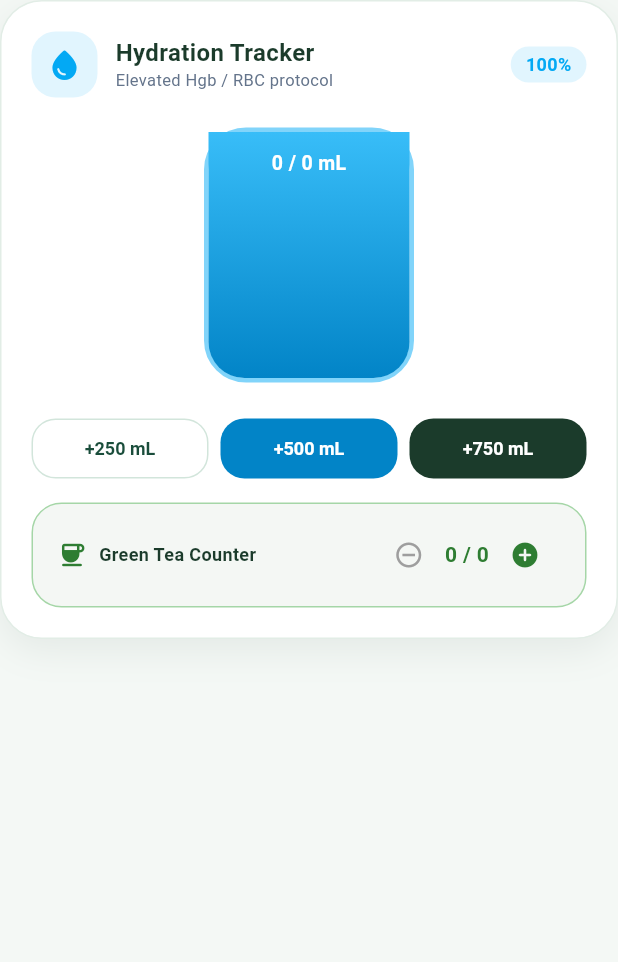
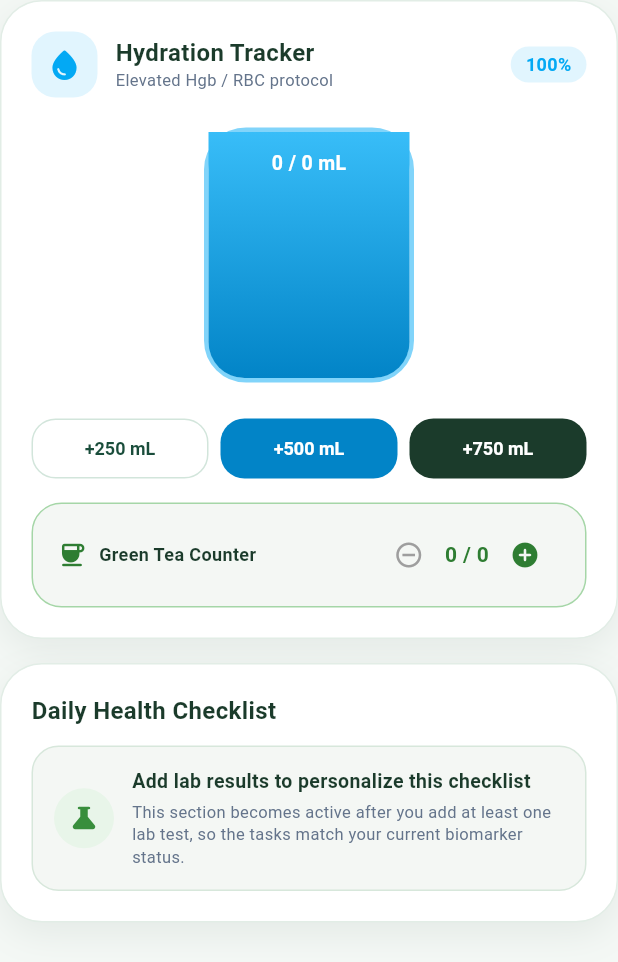
Before and after one commit to stabriro/hepatovita_app, a Flutter app: the OverviewTabView widget shown alone on an empty page, opened directly with empty values, on a phone screen of 412 x 824 dp. Shown: the top 962 px of the screen. Run offline on Flutter 3.47's test engine with Material 3 defaults, Android fonts, the phone set to English and light mode, and no system bars; our stand-ins replace file_picker, flutter_local_notifications, image_picker, local_auth, pdf, share_plus and 4 more; missing offline and left inert: cryptography, google_mlkit_barcode_scanning, google_mlkit_text_recognition; accounts and stored records are empty; Roboto replaces fonts that are missing (Plus Jakarta Sans).

Commit message:
feat: update OverviewTabView and localization strings for health context; enhance MealAnalyzerTabView with educational note

```diff
--- a/lib/features/dashboard/presentation/views/overview_tab_view.dart
+++ b/lib/features/dashboard/presentation/views/overview_tab_view.dart
@@ -259,7 +259,6 @@ class OverviewTabView extends StatelessWidget {
           ),
               ),
             ),
-            if (hasLabs) ...[
             SizedBox(height: sectionGap),
             _SectionEntrance(
               duration: const Duration(milliseconds: 520),
@@ -286,6 +285,57 @@ class OverviewTabView extends StatelessWidget {
                       style: const TextStyle(fontWeight: FontWeight.bold, fontSize: 16, color: Color(0xFF1B3B2B)),
                     ),
                     const SizedBox(height: 12),
+                    if (!hasLabs)
+                      Container(
+                        padding: const EdgeInsets.all(14),
+                        decoration: BoxDecoration(
+                          color: const Color(0xFFF4F7F4),
+                          borderRadius: BorderRadius.circular(18),
+                          border: Border.all(color: const Color(0xFFD7E7DB)),
+                        ),
+                        child: Row(
+                          children: [
+                            Container(
+                              padding: const EdgeInsets.all(10),
+                              decoration: BoxDecoration(
+                                color: Colors.green.shade50,
+                                shape: BoxShape.circle,
+                              ),
+                              child: Icon(
+                                Icons.science_rounded,
+                                color: Colors.green.shade700,
+                                size: 20,
+                              ),
+                            ),
+                            const SizedBox(width: 12),
+                            Expanded(
+                              child: Column(
+                                crossAxisAlignment: CrossAxisAlignment.start,
+                                children: [
+                                  Text(
+                                    l10n.tr('overview_checklist_empty_title'),
+                                    style: const TextStyle(
+                                      fontWeight: FontWeight.bold,
+                                      fontSize: 13,
+                                      color: Color(0xFF1B3B2B),
+                                    ),
+                                  ),
+                                  const SizedBox(height: 4),
+                                  Text(
+                                    l10n.tr('overview_checklist_empty_subtitle'),
+                                    style: const TextStyle(
+                                      fontSize: 11,
+                                      color: Color(0xFF64748B),
+                                      height: 1.35,
+                                    ),
+                                  ),
+                                ],
+                              ),
+                            ),
+                          ],
+                        ),
+                      )
+                    else ...[
                       _CheckTile(
                         title: l10n.tr('overview_check_vitd_title'),
                         subtitle: l10n.tr('overview_check_vitd_subtitle'),
@@ -319,10 +369,10 @@ class OverviewTabView extends StatelessWidget {
                         tagColor: Colors.red.shade800,
                       ),
                     ],
+                  ],
                 ),
               ),
             ),
-            ],
           ],
         );
       },
--- a/lib/features/meal_analyzer/presentation/views/meal_analyzer_tab_view.dart
+++ b/lib/features/meal_analyzer/presentation/views/meal_analyzer_tab_view.dart
@@ -294,12 +294,34 @@ class MealAnalyzerTabView extends StatelessWidget {
                   style: const TextStyle(fontSize: 11, color: Colors.grey),
                 ),
                 const SizedBox(height: 8),
+                Container(
+                  padding: const EdgeInsets.symmetric(horizontal: 12, vertical: 10),
+                  decoration: BoxDecoration(
+                    color: const Color(0xFFF4F7F4),
+                    borderRadius: BorderRadius.circular(14),
+                    border: Border.all(color: const Color(0xFFD7E7DB)),
+                  ),
+                  child: Row(
+                    crossAxisAlignment: CrossAxisAlignment.start,
+                    children: [
+                      const Icon(Icons.info_outline_rounded, size: 18, color: Color(0xFF2E7D32)),
+                      const SizedBox(width: 8),
+                      Expanded(
+                        child: Text(
+                          l10n.tr('meal_analyzer_educational_note'),
+                          style: const TextStyle(fontSize: 11, height: 1.35, color: Color(0xFF1B3B2B)),
+                        ),
+                      ),
+                    ],
+                  ),
+                ),
+                const SizedBox(height: 8),
                 Row(
                   children: [
                     const Icon(Icons.lightbulb_rounded, color: Colors.amber, size: 20),
                     const SizedBox(width: 8),
                     Text(
-                      '${l10n.tr('clinical_ordering_modifications')}:',
+                      '${l10n.tr('meal_analyzer_suggestions_title')}:',
                       style: const TextStyle(fontWeight: FontWeight.bold, fontSize: 13, color: Color(0xFF1B3B2B)),
                     ),
                   ],
--- a/lib/l10n/app_localizations.dart
+++ b/lib/l10n/app_localizations.dart
@@ -35,9 +35,9 @@ class AppLocalizations {
       'backup_saved_to': 'Backup saved to {path}',
       'backup_ready_to_share': 'Backup is ready. Choose where to save/share the file.',
       'backup_failed': 'Backup failed: {error}',
-      'pdf_report_subject': 'Itmain Medical Report',
-      'pdf_report_share_text': 'Medical PDF report generated by Itmain.',
-      'pdf_report_ready_to_share': 'Medical PDF report is ready to share.',
+      'pdf_report_subject': 'Itmain Health Summary',
+      'pdf_report_share_text': 'Health summary PDF generated by Itmain.',
+      'pdf_report_ready_to_share': 'Health summary PDF is ready to share.',
       'pdf_report_saved_to': 'PDF report saved to {path}',
       'pdf_report_failed': 'PDF report export failed: {error}',
       'restore_backup_title': 'Restore Backup?',
@@ -64,7 +64,7 @@ class AppLocalizations {
       'alert_good_title': 'Good Progress: {metric}',
       'alert_good_message': 'Result is on target and improving over time.',
       'high_alert_popup': 'High Alert: {metric} is worsening off target.',
-      'high_alert_title': 'High Clinical Alert',
+      'high_alert_title': 'High Alert',
       'view': 'View',
       'trend_history': 'Trend History',
       'records_count': '{count} records',
@@ -118,9 +118,10 @@ class AppLocalizations {
       'nutrient_sat_fat': 'Sat Fat',
       'nutrient_sugar': 'Sugar',
       'nutrient_sodium': 'Sodium',
-      'dynamic_analysis_free_api': 'Dynamic Analysis (Free API)',
-      'local_fallback_analysis': 'Local Fallback Analysis',
-      'clinical_ordering_modifications': 'Clinical Ordering Modifications',
+      'dynamic_analysis_free_api': 'Nutrition database lookup (free source)',
+      'local_fallback_analysis': 'Local nutrition lookup',
+      'meal_analyzer_suggestions_title': 'General suggestions',
+      'meal_analyzer_educational_note': 'This result is for nutrition education only and does not replace medical advice, diagnosis, or a clinician review.',
       'add_lab_choose_method': 'Choose Lab Entry Method',
       'add_lab_from_image': 'Scan Lab Report Image',
       'add_lab_manual': 'Manual Entry',
@@ -144,7 +145,7 @@ class AppLocalizations {
       'splash_tag_encrypted_backup': 'Encrypted backup',
       'splash_get_started': 'Get Started',
       'splash_subtitle': 'Smart companion for liver health and daily routine',
-      'splash_loading_boot': 'Preparing your clinical workspace...',
+      'splash_loading_boot': 'Preparing your health workspace...',
       'splash_loading_security_check': 'Checking secure access (PIN/Biometrics)...',
       'splash_skip': 'Continue',
       'hero_metric_liver_enzyme': 'ALT / AST',
@@ -156,6 +157,8 @@ class AppLocalizations {
       'overview_hydration_subtitle': 'Elevated Hgb / RBC protocol',
       'overview_green_tea_counter': 'Green Tea Counter',
       'overview_checklist_title': 'Daily Health Checklist',
+      'overview_checklist_empty_title': 'Add lab results to personalize this checklist',
+      'overview_checklist_empty_subtitle': 'This section becomes active after you add at least one lab test, so the tasks match your current biomarker status.',
       'overview_check_vitd_title': 'Vitamin D3 Supplement',
       'overview_check_vitd_subtitle': 'Take as prescribed with an appropriate meal',
       'overview_check_walk_title': '30-Min Aerobic Walk',
@@ -173,12 +176,12 @@ class AppLocalizations {
       'education_superfood_salmon_desc': 'Healthy lipids for Vit D3 absorption',
       'education_superfood_olive_oil_title': 'Extra Virgin Olive Oil',
       'education_superfood_olive_oil_desc': 'Unsaturated fats gentle on ALT/AST',
-      'labs_hub_title': 'Biomarker & Clinical Lab Hub',
+      'labs_hub_title': 'Biomarker & Lab Hub',
       'lab_update_tooltip': 'Update lab',
       'lab_delete_tooltip': 'Delete lab',
       'add_result': 'Add Result',
       'labs_empty_title': 'Start your biomarker timeline',
-      'labs_empty_subtitle': 'Add your first lab result to unlock trend lines and clinical alerts.',
+      'labs_empty_subtitle': 'Add your first lab result to unlock trend lines and health alerts.',
       'labs_empty_hint': '• Start with ALT or AST\n• Add follow-up values with dates',
       'labs_empty_add_first': 'Add first lab',
       'med_scheduler_title': 'Medication Scheduler',
@@ -202,8 +205,8 @@ class AppLocalizations {
       'profile_biometric_subtitle_enabled': 'Use fingerprint/face to unlock app',
       'profile_biometric_subtitle_unavailable': 'Biometric authentication is not available on this device',
       'profile_backup_section_title': 'Backup & Privacy',
-      'profile_export_pdf_title': 'Export Medical PDF Report',
-      'profile_export_pdf_subtitle': 'Generate a summary report you can share with your doctor',
+      'profile_export_pdf_title': 'Export Health PDF Summary',
+      'profile_export_pdf_subtitle': 'Generate a summary report you can share with your care team',
       'profile_export_backup_title': 'Export Encrypted Backup',
       'profile_export_backup_subtitle': 'Save a secure .hvbk backup of your data',
       'profile_restore_backup_title': 'Restore Backup',
@@ -249,7 +252,7 @@ class AppLocalizations {
       'unlock': 'Unlock',
       'menu': 'Menu',
       'dashboard_header_subtitle': 'Your Health Companion',
-      'dashboard_profile_title': 'Clinical Patient Profile',
+      'dashboard_profile_title': 'Health Profile',
       'dashboard_targeted_badge': 'Targeted',
       'dashboard_profile_subtitle': 'Therapeutic protocol built for your biomarkers',
       'dashboard_tab_overview': 'Dashboard',
@@ -267,9 +270,9 @@ class AppLocalizations {
       'backup_saved_to': 'تم حفظ النسخة الاحتياطية في {path}',
       'backup_ready_to_share': 'النسخة الاحتياطية جاهزة. اختر المكان المناسب لحفظها أو مشاركتها.',
       'backup_failed': 'فشل النسخ الاحتياطي: {error}',
-      'pdf_report_subject': 'تقرير اطمئن الطبي',
-      'pdf_report_share_text': 'تم إنشاء تقرير PDF طبي بواسطة اطمئن.',
-      'pdf_report_ready_to_share': 'تقرير PDF الطبي جاهز للمشاركة.',
+      'pdf_report_subject': 'ملخص صحي من اطمئن',
+      'pdf_report_share_text': 'تم إنشاء الملخص الصحي PDF بواسطة اطمئن.',
+      'pdf_report_ready_to_share': 'الملخص الصحي PDF جاهز للمشاركة.',
       'pdf_report_saved_to': 'تم حفظ تقرير PDF في {path}',
       'pdf_report_failed': 'فشل تصدير تقرير PDF: {error}',
       'restore_backup_title': 'استعادة النسخة الاحتياطية؟',
@@ -296,7 +299,7 @@ class AppLocalizations {
       'alert_good_title': 'تحسن جيد: {metric}',
       'alert_good_message': 'النتيجة ضمن الهدف ومع اتجاه تحسن.',
       'high_alert_popup': 'تنبيه عالي: {metric} يتدهور خارج الهدف.',
-      'high_alert_title': 'تنبيه سريري عالي',
+      'high_alert_title': 'تنبيه عالي',
       'view': 'عرض',
       'trend_history': 'اتجاه الفحوصات',
       'records_count': '{count} قياس',
@@ -350,9 +353,10 @@ class AppLocalizations {
       'nutrient_sat_fat': 'دهون مشبعة',
       'nutrient_sugar': 'سكر',
       'nutrient_sodium': 'صوديوم',
-      'dynamic_analysis_free_api': 'تحليل ديناميكي (API مجاني)',
-      'local_fallback_analysis': 'تحليل محلي احتياطي',
-      'clinical_ordering_modifications': 'نصائح وتعديلات الطلب السريرية',
+      'dynamic_analysis_free_api': 'بحث في قاعدة غذائية (مصدر مجاني)',
+      'local_fallback_analysis': 'بحث غذائي محلي',
+      'meal_analyzer_suggestions_title': 'اقتراحات عامة',
+      'meal_analyzer_educational_note': 'هذه النتيجة للتثقيف الغذائي فقط ولا تغني عن الرأي الطبي أو التشخيص أو مراجعة الطبيب.',
       'add_lab_choose_method': 'اختر طريقة إدخال الفحص',
       'add_lab_from_image': 'مسح صورة تقرير الفحص',
       'add_lab_manual': 'إدخال يدوي',
@@ -376,7 +380,7 @@ class AppLocalizations {
       'splash_tag_encrypted_backup': 'نسخ احتياطي مشفر',
       'splash_get_started': 'ابدأ الآن',
       'splash_subtitle': 'مساعد ذكي لصحتك الكبدية والنمط اليومي',
-      'splash_loading_boot': 'جاري تجهيز بيئة المتابعة السريرية...',
+      'splash_loading_boot': 'جاري تجهيز بيئة المتابعة الصحية...',
       'splash_loading_security_check': 'جاري التحقق من الأمان (PIN/البصمة)...',
       'splash_skip': 'متابعة',
       'hero_metric_liver_enzyme': 'إنزيم الكبد',
@@ -388,6 +392,8 @@ class AppLocalizations {
       'overview_hydration_subtitle': 'بروتوكول ضبط لزوجة الهيموغلوبين',
       'overview_green_tea_counter': 'أكواب الشاي الأخضر (EGCG)',
       'overview_checklist_title': 'قائمة المتابعة الصحية اليومية',
+      'overview_checklist_empty_title': 'أضف نتائج التحاليل لتخصيص هذه القائمة',
+      'overview_checklist_empty_subtitle': 'سيتفعّل هذا القسم بعد إضافة تحليل واحد على الأقل، بحيث تصبح المهام متوافقة مع حالة المؤشرات الحيوية لديك.',
       'overview_check_vitd_title': 'مكمل فيتامين د3',
       'overview_check_vitd_subtitle': 'تناوله حسب وصف الطبيب ومع وجبة مناسبة',
       'overview_check_walk_title': '30 دقيقة مشي سريع',
@@ -405,12 +411,12 @@ class AppLocalizations {
       'education_superfood_salmon_desc': 'دهون صحية ممتازة لامتصاص فيتامين د3',
       'education_superfood_olive_oil_title': 'زيت الزيتون البكر',
       'education_superfood_olive_oil_desc': 'دهون غير مشبعة صديقة لإنزيمات ALT/AST',
-      'labs_hub_title': 'مركز الفحوصات والمؤشرات الحيوية',
+      'labs_hub_title': 'مركز المؤشرات الحيوية والفحوصات',
       'lab_update_tooltip': 'تحديث الفحص',
       'lab_delete_tooltip': 'حذف الفحص',
       'add_result': 'إضافة نتيجة',
       'labs_empty_title': 'ابدأ سجل الفحوصات الآن',
-      'labs_empty_subtitle': 'أضف أول نتيجة تحليل لتتبع الاتجاهات والحصول على تنبيهات علاجية تلقائية.',
+      'labs_empty_subtitle': 'أضف أول نتيجة تحليل لتتبع الاتجاهات والحصول على تنبيهات صحية تلقائية.',
       'labs_empty_hint': '• ابدأ بتحليل ALT أو AST\n• ثم أضف القيم الجديدة مع التاريخ',
       'labs_empty_add_first': 'إضافة أول فحص',
       'med_scheduler_title': 'جدول الأدوية الذكي',
@@ -434,8 +440,8 @@ class AppLocalizations {
       'profile_biometric_subtitle_enabled': 'استخدم البصمة أو الوجه لفتح التطبيق',
       'profile_biometric_subtitle_unavailable': 'جهازك لا يدعم البصمة أو غير مفعلة',
       'profile_backup_section_title': 'النسخ الاحتياطي والخصوصية',
-      'profile_export_pdf_title': 'تصدير تقرير PDF طبي',
-      'profile_export_pdf_subtitle': 'إنشاء تقرير مختصر لمشاركته مع الطبيب',
+      'profile_export_pdf_title': 'تصدير ملخص PDF صحي',
+      'profile_export_pdf_subtitle': 'إنشاء تقرير مختصر لمشاركته مع فريق الرعاية',
       'profile_export_backup_title': 'تصدير نسخة احتياطية مشفرة',
       'profile_export_backup_subtitle': 'احفظ نسخة Hvbk مؤمنة من بياناتك',
       'profile_restore_backup_title': 'استعادة النسخة الاحتياطية',
@@ -481,7 +487,7 @@ class AppLocalizations {
       'unlock': 'دخول',
       'menu': 'القائمة',
       'dashboard_header_subtitle': 'رفيقك الصحي',
-      'dashboard_profile_title': 'الملف الصحي والسريري للمريض',
+      'dashboard_profile_title': 'الملف الصحي',
       'dashboard_targeted_badge': 'مخصص',
       'dashboard_profile_subtitle': 'أهداف علاجية مخصصة بناءً على نتائج تحاليلك',
       'dashboard_tab_overview': 'الرئيسية والمتتبعات',
--- a/lib/main.dart
+++ b/lib/main.dart
@@ -1436,7 +1436,7 @@ class _MainDashboardScreenState extends State<MainDashboardScreen> {
         );
       }
 
-      if (now.hour >= 18 && _checklistDoneCount() <= 2) {
+      if (_labs.isNotEmpty && now.hour >= 18 && _checklistDoneCount() <= 2) {
         await _maybeSendSmartReminder(
           key: _kReminderChecklist,
           stamp: dayStamp,
```
Lines whose indentation alone changed are shown as unchanged.
